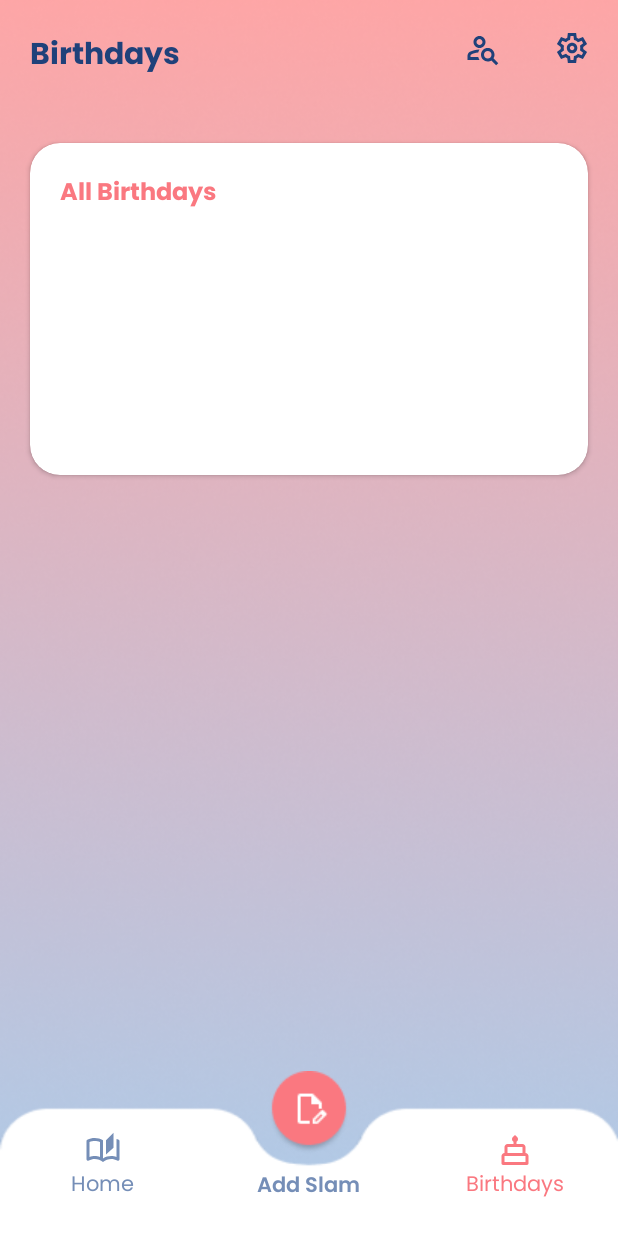
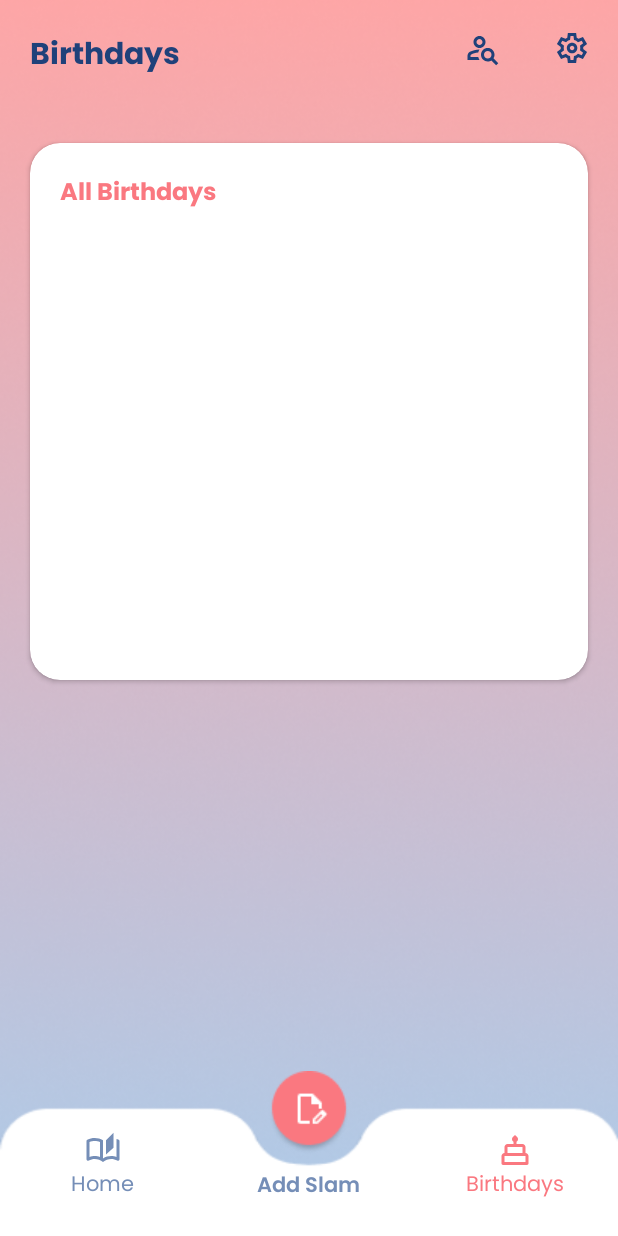
Before and after one commit to Adr029/Memoir-Slambook, an Android app: the birthday screen opened directly, with no data from a screen before it, on a phone screen of 412 x 824 dp. Run offline under Robolectric (Android 15) with nearby library versions, the phone set to English and light mode, and no system bars; 2 statements that could not run were skipped.

Commit message:
implemented delete slams and changed bday view

```diff
--- a/app/src/main/java/com/example/slambook/birthday.java
+++ b/app/src/main/java/com/example/slambook/birthday.java
@@ -21,8 +21,6 @@ public class birthday extends AppCompatActivity {
     String username, userfullName;
     Context context = this;
     SQLiteDBHelper myDB;
-    TextView textUser;
-    TextView textBday;
     String loggedin;
     RecyclerView birthdayReycler;
     birthdayAdapter BirthdayAdapter;
@@ -48,8 +46,7 @@ public class birthday extends AppCompatActivity {
         birthdayReycler = findViewById(R.id.bday_recycler);
         birthdayReycler.setAdapter(BirthdayAdapter);
         birthdayReycler.setLayoutManager(new LinearLayoutManager(this));
-    textUser = findViewById(R.id.txt_user);
-    textBday = findViewById(R.id.txt_date);
+
     btn_AddSlam = findViewById(R.id.navBtn_addSlam_bday);
     btn_Home = findViewById(R.id.navBtn_home_bday);
     btn_Birthday = findViewById(R.id.navBtn_bday_bday);
@@ -95,30 +92,20 @@ public class birthday extends AppCompatActivity {
 
    private void displayBirthdays()
     {
-        textUser.setText("");
-        textBday.setText("");
 
         Cursor result = myDB.selectBirthdaysByUser(loggedin);
         if (result.getCount() == 0)
         {
-            textUser.setText("No Data");
-
+            //textUser.setText("No Data"); yung parang sa no slams yet
         }
         else
         {
-            StringBuffer stringBuffer = new StringBuffer();
-            StringBuffer stringBuffer2 = new StringBuffer();
             while (result.moveToNext())
             {
-                stringBuffer.append(" " + result.getString(1) +"\n\n");
-
-                stringBuffer2.append(" " + result.getString(3) +"\n\n");
                 author.add(result.getString(1));
                 bday.add(result.getString(3));
             }
 
-            textUser.setText(stringBuffer);
-            textBday.setText(stringBuffer2);
         }
     }
 
--- a/app/src/main/res/layout/birthday.xml
+++ b/app/src/main/res/layout/birthday.xml
@@ -69,7 +69,7 @@
 
                 <androidx.cardview.widget.CardView
                     android:layout_width="match_parent"
-                    android:layout_height="221dp"
+                    android:layout_height="358dp"
                     android:layout_marginLeft="20dp"
                     android:layout_marginTop="20dp"
                     android:layout_marginRight="20dp"
@@ -98,28 +98,14 @@
                         <LinearLayout
                             android:layout_width="match_parent"
                             android:layout_height="match_parent"
-                            android:orientation="horizontal">
+                            android:orientation="vertical">
 
-                            <TextView
-                                android:id="@+id/txt_user"
-                                android:layout_width="98dp"
-                                android:layout_height="wrap_content"
-                                android:layout_weight="1"
-                                android:fontFamily="@font/poppins_medium"
-                                android:text="TextView"
-                                android:textColor="#4C6795"
-                                android:textSize="14sp" />
-
-                            <TextView
-                                android:id="@+id/txt_date"
-                                android:layout_width="wrap_content"
-                                android:layout_height="wrap_content"
-                                android:layout_weight="1"
-                                android:fontFamily="@font/poppins_medium"
-                                android:text="TextView"
-                                android:textColor="@color/dark_pink"
-                                android:textSize="14sp" />
-
+                            <androidx.recyclerview.widget.RecyclerView
+                                android:id="@+id/bday_recycler"
+                                android:layout_width="match_parent"
+                                android:layout_height="match_parent"
+                                android:layout_marginTop="1dp"
+                                android:layout_marginBottom="1dp" />
                         </LinearLayout>
 
                     </LinearLayout>
@@ -226,15 +212,4 @@
         </LinearLayout>
     </LinearLayout>
 
-    <androidx.recyclerview.widget.RecyclerView
-        android:id="@+id/bday_recycler"
-        android:layout_width="409dp"
-        android:layout_height="282dp"
-        android:layout_marginTop="1dp"
-        android:layout_marginBottom="1dp"
-        app:layout_constraintBottom_toTopOf="@+id/navbar"
-        app:layout_constraintEnd_toEndOf="parent"
-        app:layout_constraintStart_toStartOf="parent"
-        app:layout_constraintTop_toBottomOf="@+id/header_addSlam" />
-
 </androidx.constraintlayout.widget.ConstraintLayout>
```
Also changed, not shown: app/src/main/java/com/example/slambook/SQLiteDBHelper.java (+15 -0 lines), app/src/main/java/com/example/slambook/settings.java (+22 -3 lines), app/src/main/res/layout/birthday_layout.xml (+4 -4 lines), app/src/main/res/layout/homepage.xml (+0 -13 lines).
